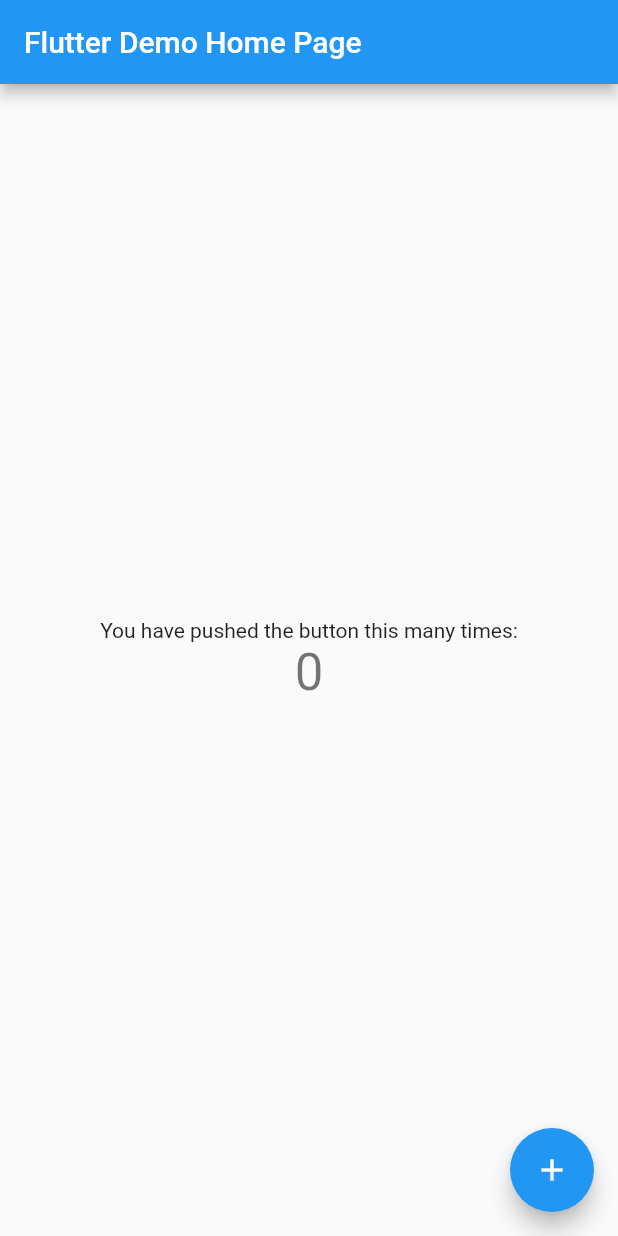
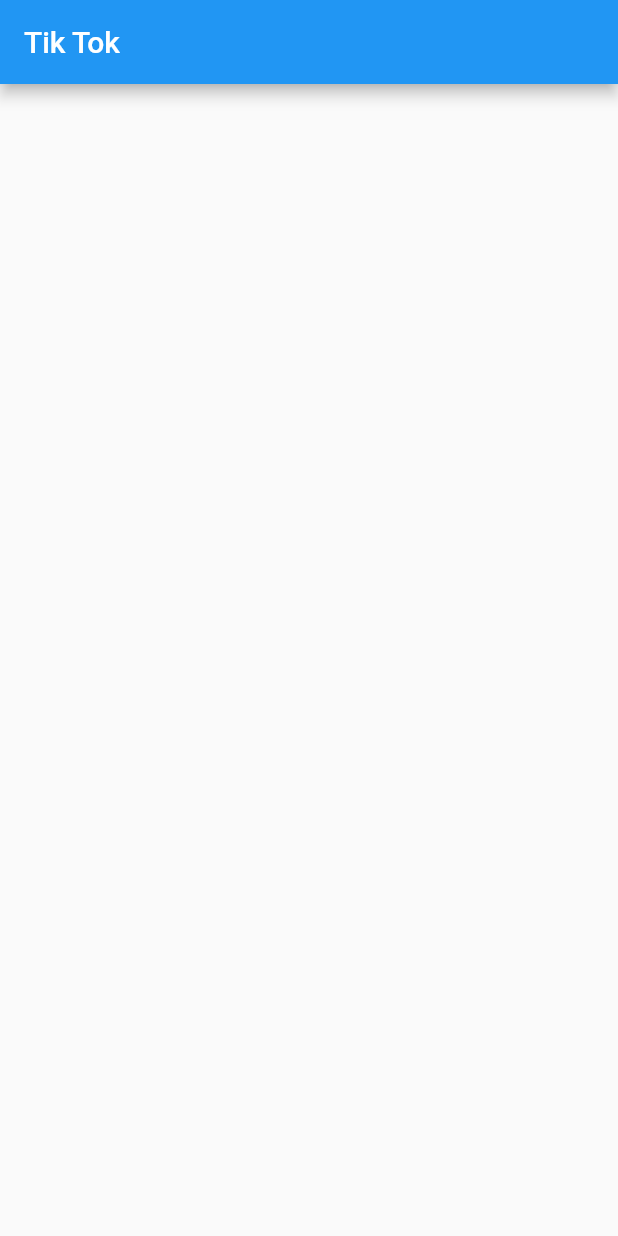
Before and after one commit to Code4Blessings/TikTokCone-flutterfire, a Flutter app: the screen it shows after launch, on a phone screen of 412 x 824 dp. Run offline on Flutter 3.47's test engine with Material 2 defaults, Android fonts, the phone set to English and light mode, and no system bars.

```diff
--- /dev/null
+++ b/tik_tok_clone/lib/home.dart
@@ -0,0 +1,17 @@
+import 'package:flutter/material.dart';
+
+class HomePage extends StatefulWidget {
+  @override
+  _HomePageState createState() => _HomePageState();
+}
+
+class _HomePageState extends State<HomePage> {
+  @override
+  Widget build(BuildContext context) {
+    return Scaffold(
+      appBar: AppBar(
+        title: Text('Tik Tok'),
+      ),
+    );
+  }
+}
--- a/tik_tok_clone/lib/main.dart
+++ b/tik_tok_clone/lib/main.dart
@@ -1,117 +1,20 @@
 import 'package:flutter/material.dart';
+import 'package:tik_tok_clone/home.dart';
 
 void main() {
   runApp(MyApp());
 }
 
 class MyApp extends StatelessWidget {
-  // This widget is the root of your application.
   @override
   Widget build(BuildContext context) {
     return MaterialApp(
       title: 'Flutter Demo',
       theme: ThemeData(
-        // This is the theme of your application.
-        //
-        // Try running your application with "flutter run". You'll see the
-        // application has a blue toolbar. Then, without quitting the app, try
-        // changing the primarySwatch below to Colors.green and then invoke
-        // "hot reload" (press "r" in the console where you ran "flutter run",
-        // or simply save your changes to "hot reload" in a Flutter IDE).
-        // Notice that the counter didn't reset back to zero; the application
-        // is not restarted.
         primarySwatch: Colors.blue,
-        // This makes the visual density adapt to the platform that you run
-        // the app on. For desktop platforms, the controls will be smaller and
-        // closer together (more dense) than on mobile platforms.
         visualDensity: VisualDensity.adaptivePlatformDensity,
       ),
-      home: MyHomePage(title: 'Flutter Demo Home Page'),
+      home: HomePage(),
     );
   }
 }
-
-class MyHomePage extends StatefulWidget {
-  MyHomePage({Key key, this.title}) : super(key: key);
-
-  // This widget is the home page of your application. It is stateful, meaning
-  // that it has a State object (defined below) that contains fields that affect
-  // how it looks.
-
-  // This class is the configuration for the state. It holds the values (in this
-  // case the title) provided by the parent (in this case the App widget) and
-  // used by the build method of the State. Fields in a Widget subclass are
-  // always marked "final".
-
-  final String title;
-
-  @override
-  _MyHomePageState createState() => _MyHomePageState();
-}
-
-class _MyHomePageState extends State<MyHomePage> {
-  int _counter = 0;
-
-  void _incrementCounter() {
-    setState(() {
-      // This call to setState tells the Flutter framework that something has
-      // changed in this State, which causes it to rerun the build method below
-      // so that the display can reflect the updated values. If we changed
-      // _counter without calling setState(), then the build method would not be
-      // called again, and so nothing would appear to happen.
-      _counter++;
-    });
-  }
-
-  @override
-  Widget build(BuildContext context) {
-    // This method is rerun every time setState is called, for instance as done
-    // by the _incrementCounter method above.
-    //
-    // The Flutter framework has been optimized to make rerunning build methods
-    // fast, so that you can just rebuild anything that needs updating rather
-    // than having to individually change instances of widgets.
-    return Scaffold(
-      appBar: AppBar(
-        // Here we take the value from the MyHomePage object that was created by
-        // the App.build method, and use it to set our appbar title.
-        title: Text(widget.title),
-      ),
-      body: Center(
-        // Center is a layout widget. It takes a single child and positions it
-        // in the middle of the parent.
-        child: Column(
-          // Column is also a layout widget. It takes a list of children and
-          // arranges them vertically. By default, it sizes itself to fit its
-          // children horizontally, and tries to be as tall as its parent.
-          //
-          // Invoke "debug painting" (press "p" in the console, choose the
-          // "Toggle Debug Paint" action from the Flutter Inspector in Android
-          // Studio, or the "Toggle Debug Paint" command in Visual Studio Code)
-          // to see the wireframe for each widget.
-          //
-          // Column has various properties to control how it sizes itself and
-          // how it positions its children. Here we use mainAxisAlignment to
-          // center the children vertically; the main axis here is the vertical
-          // axis because Columns are vertical (the cross axis would be
-          // horizontal).
-          mainAxisAlignment: MainAxisAlignment.center,
-          children: <Widget>[
-            Text(
-              'You have pushed the button this many times:',
-            ),
-            Text(
-              '$_counter',
-              style: Theme.of(context).textTheme.headline4,
-            ),
-          ],
-        ),
-      ),
-      floatingActionButton: FloatingActionButton(
-        onPressed: _incrementCounter,
-        tooltip: 'Increment',
-        child: Icon(Icons.add),
-      ), // This trailing comma makes auto-formatting nicer for build methods.
-    );
-  }
-}
```
Also changed, not shown: tik_tok_clone/pubspec.yaml (+12 -0 lines), tik_tok_clone/pubspec.lock, 3 other files.
